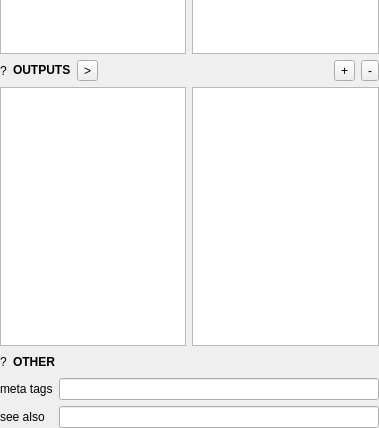
The window that applications/HelpForMax/Patch/PatchWidget.ui (xavierxeon-music/WaMax) describes before a commit, drawn with Qt 5; both pictures show x 0 to 379 and y 1109 to 1537 of the 379 by 1537 pixel window.
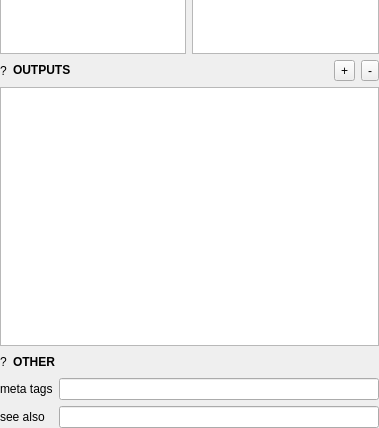
The same window after the commit. Custom widgets are drawn as their Qt base class.

Commit message: suggest models

Patch:
```diff
--- a/applications/HelpForMax/Patch/PatchWidget.ui
+++ b/applications/HelpForMax/Patch/PatchWidget.ui
@@ -183,13 +183,6 @@
        </property>
       </widget>
      </item>
-     <item>
-      <widget class="QToolButton" name="outputTransferButton">
-       <property name="text">
-        <string>&gt;</string>
-       </property>
-      </widget>
-     </item>
      <item>
       <spacer name="horizontalSpacer_4">
        <property name="orientation">
@@ -219,12 +212,6 @@
      </item>
     </layout>
    </item>
-   <item row="9" column="0">
-    <widget class="Suggest::TreeView" name="outputSuggestTree"/>
-   </item>
-   <item row="9" column="1">
-    <widget class="Patch::TreeView" name="outputPatchTree"/>
-   </item>
    <item row="11" column="0" colspan="2">
     <layout class="QGridLayout" name="gridLayout">
      <item row="0" column="0">
@@ -349,6 +336,9 @@
      </item>
     </layout>
    </item>
+   <item row="9" column="0" colspan="2">
+    <widget class="Patch::TreeView" name="outputPatchTree"/>
+   </item>
   </layout>
  </widget>
  <customwidgets>
```
The commit also changes 6 other files.
